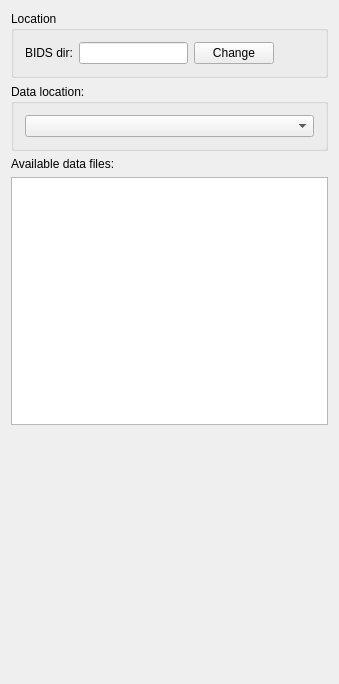
First picture: the form in src/AnyWave/IO/BIDS/AwBIDSGUI.ui, repository HIP-infrastructure/anywave-code, before the edit.
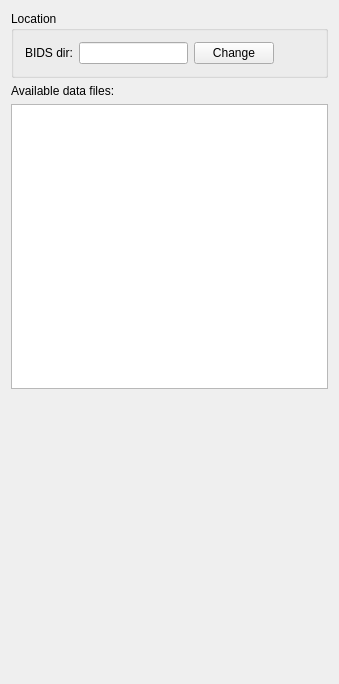
Second picture: the form after the edit.

Diff of the .ui file:
```diff
--- a/src/AnyWave/IO/BIDS/AwBIDSGUI.ui
+++ b/src/AnyWave/IO/BIDS/AwBIDSGUI.ui
@@ -53,18 +53,6 @@
      </layout>
     </widget>
    </item>
-   <item>
-    <widget class="QGroupBox" name="groupBox_2">
-     <property name="title">
-      <string>Data location:</string>
-     </property>
-     <layout class="QHBoxLayout" name="horizontalLayout_2">
-      <item>
-       <widget class="QComboBox" name="comboSource"/>
-      </item>
-     </layout>
-    </widget>
-   </item>
    <item>
     <widget class="QLabel" name="label_2">
      <property name="text">
```
